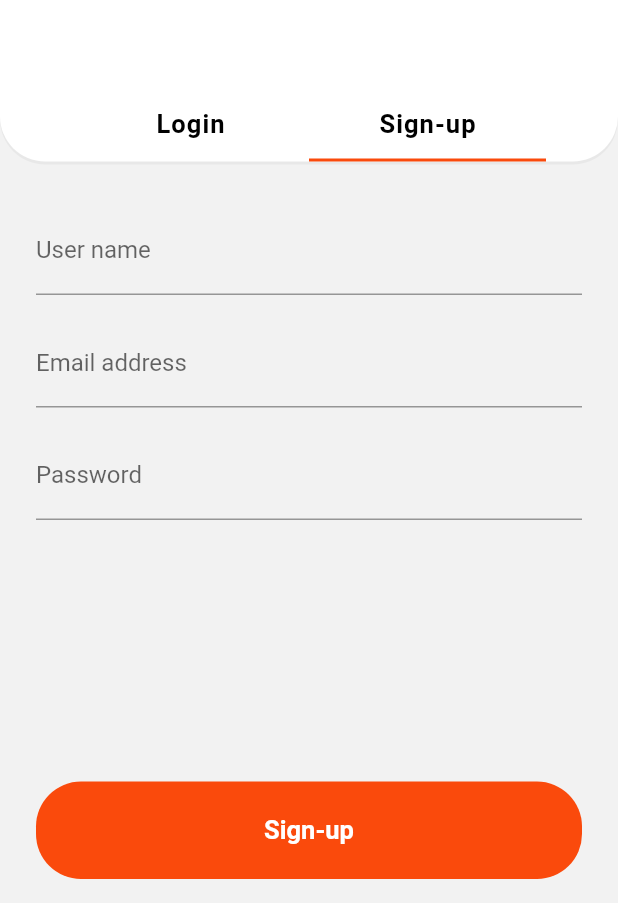
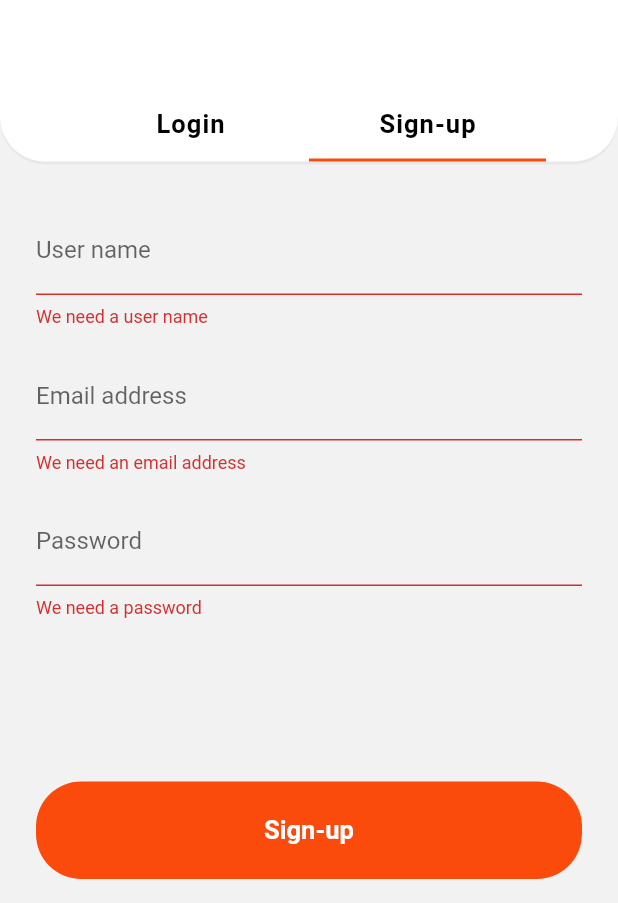
Before and after one commit to DevOps127/boujee, a Flutter app: the ConnexionScreen screen opened by its route, tab 2 chosen, after a tap on "Sign-up", on a phone screen of 412 x 824 dp, the part 333-1236 px from its top. Run offline on Flutter 3.47's test engine with Material 2 defaults, Android fonts, the phone set to English and light mode, and no system bars; our stand-ins replace google_fonts; Roboto replaces fonts that are missing (SF-Pro-Rounded-Regular).

Commit message:
add validation form

```diff
--- /dev/null
+++ b/lib/core/services/form_validation.dart
@@ -0,0 +1,39 @@
+class FormValidator {
+  static String emailValidation(String val) {
+    RegExp regex = RegExp(r'[^@ \t\r\n]+@[^@ \t\r\n]+\.[^@ \t\r\n]+');
+    if (val.isEmpty)
+      return 'We need an email address';
+    else if (!regex.hasMatch(val))
+      return "That doesn't look like an email address";
+    else
+      return null;
+  }
+
+  static String usernameValidation(String val) {
+    if (val.isEmpty)
+      return 'We need a user name';
+    else if (val.length < 6)
+      return "User name should have at least 6 characters";
+    else
+      return null;
+  }
+
+  static String passwordValidation(String val) {
+    RegExp hasUpper = RegExp(r'[A-Z]');
+    RegExp hasLower = RegExp(r'[a-z]');
+    RegExp hasDigit = RegExp(r'\d');
+    RegExp hasPunct = RegExp(r'[!@#\$&*~-]');
+    if (val.isEmpty) return 'We need a password';
+    if (!RegExp(r'.{8,}').hasMatch(val))
+      return 'Passwords must have at least 8 characters';
+    if (!hasUpper.hasMatch(val))
+      return 'Passwords must have at least one uppercase character';
+    if (!hasLower.hasMatch(val))
+      return 'Passwords must have at least one lowercase character';
+    if (!hasDigit.hasMatch(val))
+      return 'Passwords must have at least one number';
+    if (!hasPunct.hasMatch(val))
+      return 'Passwords need at least one special character like !@#\$&*~-';
+    return null;
+  }
+}
--- a/lib/ui/screens/connexion/connexion_screen.dart
+++ b/lib/ui/screens/connexion/connexion_screen.dart
@@ -31,10 +31,8 @@ class _ConnexionScreenState extends State<ConnexionScreen>
   @override
   Widget build(BuildContext context) {
     return Scaffold(
-      resizeToAvoidBottomInset: false,
-      body: AnnotatedRegion(
-        value: SystemUiOverlayStyle.dark,
-        child: Column(
+      resizeToAvoidBottomInset: true,
+      body: Column(
         crossAxisAlignment: CrossAxisAlignment.stretch,
         children: [
           _TopContainerWidget(tabController: _tabController),
@@ -50,7 +48,6 @@ class _ConnexionScreenState extends State<ConnexionScreen>
             ),
           ),
         ],
-        ),
       ),
     );
   }
--- a/lib/ui/shared/default_textfield/default_textfield.dart
+++ b/lib/ui/shared/default_textfield/default_textfield.dart
@@ -4,18 +4,27 @@ class DefaultTextField extends StatelessWidget {
   final String labelText;
   final TextInputType textInputType;
   final bool obscureText;
+  final FocusNode focusNode;
+  final String Function(String value) validator;
+  final void Function(String value) onSaved;
   const DefaultTextField({
     Key key,
     @required this.labelText,
     this.textInputType = TextInputType.text,
     this.obscureText = false,
+    this.validator,
+    this.onSaved,
+    this.focusNode,
   }) : super(key: key);
 
   @override
   Widget build(BuildContext context) {
     return TextFormField(
+      focusNode: focusNode,
       keyboardType: textInputType,
       obscureText: obscureText,
+      validator: validator,
+      onSaved: onSaved,
       decoration: InputDecoration(
         labelText: labelText,
       ),
--- a/lib/ui/widgets/connexion_forms/login_form.dart
+++ b/lib/ui/widgets/connexion_forms/login_form.dart
@@ -1,3 +1,4 @@
+import 'package:boujee/core/services/form_validation.dart';
 import 'package:boujee/ui/constants/colors.dart';
 import 'package:boujee/ui/shared/buttons/default_raised_button.dart';
 import 'package:boujee/ui/shared/default_textfield/default_textfield.dart';
@@ -15,17 +16,23 @@ class LoginForm extends StatefulWidget {
 
 class _LoginFormState extends State<LoginForm> {
   final _formkey = GlobalKey<FormState>();
+  final _emailFocusNode = FocusNode();
 
   void _login() {
     final _isValid = _formkey.currentState.validate();
 
-
+    if (_isValid) {
+      _formkey.currentState.save();
+    }
   }
 
   @override
   Widget build(BuildContext context) {
-    return Form(
+    return SingleChildScrollView(
+      physics: BouncingScrollPhysics(),
+      child: Form(
         key: _formkey,
+        autovalidateMode: AutovalidateMode.always,
         child: Padding(
           padding:
               const EdgeInsets.only(top: 30, left: 24, right: 24, bottom: 16),
@@ -38,11 +45,14 @@ class _LoginFormState extends State<LoginForm> {
                 mainAxisSize: MainAxisSize.min,
                 children: [
                   DefaultTextField(
+                    focusNode: _emailFocusNode,
+                    validator: FormValidator.emailValidation,
                     labelText: 'Email address',
                     textInputType: TextInputType.emailAddress,
                   ),
                   const SpaceH16(),
                   DefaultTextField(
+                    validator: FormValidator.passwordValidation,
                     labelText: 'Password',
                     obscureText: true,
                   ),
@@ -61,8 +71,9 @@ class _LoginFormState extends State<LoginForm> {
                   ),
                 ],
               ),
-            DefaultRaisedButton(onTap: () {}, text: 'Login')
+              DefaultRaisedButton(onTap: _login, text: 'Login')
             ],
+          ),
         ),
       ),
     );
--- a/lib/ui/widgets/connexion_forms/sign_up_form.dart
+++ b/lib/ui/widgets/connexion_forms/sign_up_form.dart
@@ -1,16 +1,33 @@
+import 'package:boujee/core/services/form_validation.dart';
 import 'package:boujee/ui/shared/buttons/default_raised_button.dart';
 import 'package:boujee/ui/shared/default_textfield/default_textfield.dart';
 import 'package:boujee/ui/shared/spacers/spacers.dart';
 import 'package:flutter/material.dart';
 
-class SignUpForm extends StatelessWidget {
+class SignUpForm extends StatefulWidget {
   const SignUpForm({
     Key key,
   }) : super(key: key);
 
   @override
+  _SignUpFormState createState() => _SignUpFormState();
+}
+
+class _SignUpFormState extends State<SignUpForm> {
+  final _formKey = GlobalKey<FormState>();
+  void _register() {
+    final _isValid = _formKey.currentState.validate();
+
+    if (_isValid) {
+      _formKey.currentState.save();
+    }
+  }
+
+  @override
   Widget build(BuildContext context) {
     return Form(
+      key: _formKey,
+      autovalidateMode: AutovalidateMode.onUserInteraction,
       child: Padding(
         padding:
             const EdgeInsets.only(top: 30, left: 24, right: 24, bottom: 16),
@@ -23,22 +40,25 @@ class SignUpForm extends StatelessWidget {
               children: [
                 DefaultTextField(
                   labelText: 'User name',
+                  validator: FormValidator.usernameValidation,
                   textInputType: TextInputType.emailAddress,
                 ),
                 const SpaceH16(),
                 DefaultTextField(
                   labelText: 'Email address',
+                  validator: FormValidator.emailValidation,
                   textInputType: TextInputType.emailAddress,
                 ),
                 const SpaceH16(),
                 DefaultTextField(
                   labelText: 'Password',
+                  validator: FormValidator.passwordValidation,
                   obscureText: true,
                 ),
               ],
             ),
             Spacer(),
-            DefaultRaisedButton(onTap: () {}, text: 'Sign-up'),
+            DefaultRaisedButton(onTap: _register, text: 'Sign-up'),
           ],
         ),
       ),
```
Lines whose indentation alone changed are shown as unchanged.
